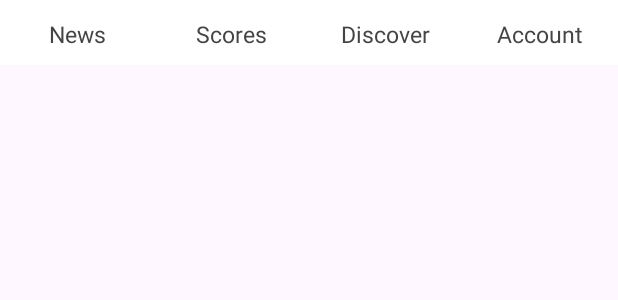
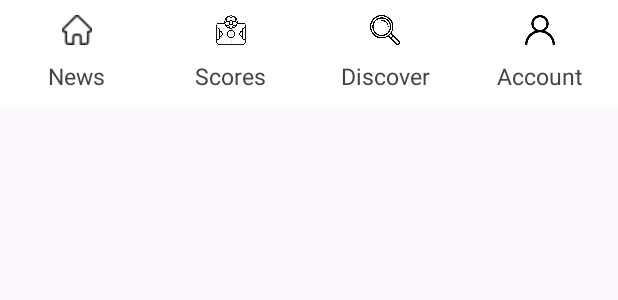
Before and after one commit to buison1602/F247_Mobile, an Android app: the layout bottom_menu_layout.xml on its own in the app's theme, with its tools: preview values and no code run, on a phone screen of 412 x 824 dp. Shown: the top 300 px of the screen. Run offline under Robolectric (Android 15) with nearby library versions, the phone set to English and light mode, and no system bars.

```diff
--- a/app/build.gradle.kts
+++ b/app/build.gradle.kts
@@ -49,6 +49,8 @@ dependencies {
     implementation(libs.androidx.constraintlayout)
     implementation(libs.androidx.navigation.fragment.ktx)
     implementation(libs.androidx.navigation.ui.ktx)
+    implementation(libs.androidx.datastore.core)
+    implementation(libs.androidx.datastore.preferences.core)
     testImplementation(libs.junit)
     androidTestImplementation(libs.androidx.junit)
     androidTestImplementation(libs.androidx.espresso.core)
--- a/app/src/main/java/vn/edu/tlu/buicongson/football247_mobile/constants/DatasourceProperties.kt
+++ b/app/src/main/java/vn/edu/tlu/buicongson/football247_mobile/constants/DatasourceProperties.kt
@@ -6,8 +6,8 @@ object DatasourceProperties {
         return SERVER_URL
     }
 
-    const val IP_LOCAL = "192.168.1.191"
-    const val SERVER_URL = "http://192.168.1.191:7087/"
+    const val IP_LOCAL = "192.168.1.119"
+    const val SERVER_URL = "http://192.168.1.119:7087/"
     const val TIMEOUT_CONNECT: Long = 30
     const val TIMEOUT_READ: Long = 90
 }
--- /dev/null
+++ b/app/src/main/java/vn/edu/tlu/buicongson/football247_mobile/constants/Tags.kt
@@ -0,0 +1,6 @@
+package vn.edu.tlu.buicongson.football247_mobile.constants
+
+object Tags {
+    const val JWT_TOKEN: String = "JWT_TOKEN"
+    const val MY_APP: String = "MY_APP_F247"
+}
--- a/app/src/main/java/vn/edu/tlu/buicongson/football247_mobile/data/Repository.kt
+++ b/app/src/main/java/vn/edu/tlu/buicongson/football247_mobile/data/Repository.kt
@@ -4,6 +4,7 @@ import retrofit2.http.Body
 import retrofit2.http.GET
 import retrofit2.http.POST
 import retrofit2.http.Path
+import vn.edu.tlu.buicongson.football247_mobile.networks.entities.request.AddCommentRequest
 import vn.edu.tlu.buicongson.football247_mobile.networks.entities.request.CheckPhone
 import vn.edu.tlu.buicongson.football247_mobile.networks.entities.response.ArticleResponse
 import vn.edu.tlu.buicongson.football247_mobile.networks.entities.response.CategoryResponse
@@ -32,4 +33,8 @@ interface Service {
     @Throws(Exception::class)
     @GET("/api/Comment/{articleId}")
     suspend fun getCommentsByArticleId(@Path("articleId") articleId: String) : List<CommentResponse>?
+
+    @Throws(Exception::class)
+    @POST("/api/Comment")
+    suspend fun createComment(@Body rq: AddCommentRequest) : CommentResponse?
 }
--- a/app/src/main/res/layout/bottom_menu_layout.xml
+++ b/app/src/main/res/layout/bottom_menu_layout.xml
@@ -2,6 +2,7 @@
 <LinearLayout xmlns:android="http://schemas.android.com/apk/res/android"
     android:layout_width="match_parent"
     android:layout_height="wrap_content"
+    xmlns:app="http://schemas.android.com/apk/res-auto"
     android:background="@color/white"
     android:orientation="vertical">
 
@@ -10,15 +11,27 @@
         android:layout_width="match_parent"
         android:layout_height="wrap_content"
         android:layout_gravity="bottom"
-        android:layout_marginTop="2dp"
+        android:layout_marginTop="10dp"
         android:elevation="1dp"
         android:orientation="horizontal" >
 
+        <LinearLayout
+            android:layout_width="0dp"
+            android:layout_height="wrap_content"
+            android:layout_weight="1"
+            android:gravity="center_horizontal"
+            android:orientation="vertical">
+
+            <androidx.appcompat.widget.AppCompatImageView
+                android:id="@+id/ivNews"
+                android:layout_width="20dp"
+                android:layout_height="20dp"
+                app:srcCompat="@drawable/ic_news" />
+
             <TextView
                 android:id="@+id/news"
-            android:layout_width="0dp"
+                android:layout_width="wrap_content"
                 android:layout_height="match_parent"
-            android:layout_weight="1"
                 android:gravity="center"
                 android:padding="10dp"
                 android:text="@string/news"
@@ -27,11 +40,25 @@
                 android:clickable="true"
                 android:focusable="true"/>
 
+        </LinearLayout>
+
+        <LinearLayout
+            android:layout_width="0dp"
+            android:layout_height="wrap_content"
+            android:layout_weight="1"
+            android:gravity="center_horizontal"
+            android:orientation="vertical">
+
+            <androidx.appcompat.widget.AppCompatImageView
+                android:id="@+id/ivScores"
+                android:layout_width="20dp"
+                android:layout_height="20dp"
+                app:srcCompat="@drawable/ic_scores" />
+
             <TextView
                 android:id="@+id/scores"
-            android:layout_width="0dp"
+                android:layout_width="wrap_content"
                 android:layout_height="match_parent"
-            android:layout_weight="1"
                 android:gravity="center"
                 android:padding="10dp"
                 android:text="@string/scores"
@@ -40,11 +67,25 @@
                 android:clickable="true"
                 android:focusable="true"/>
 
+        </LinearLayout>
+
+        <LinearLayout
+            android:layout_width="0dp"
+            android:layout_height="wrap_content"
+            android:layout_weight="1"
+            android:gravity="center_horizontal"
+            android:orientation="vertical">
+
+            <androidx.appcompat.widget.AppCompatImageView
+                android:id="@+id/ivDiscover"
+                android:layout_width="20dp"
+                android:layout_height="20dp"
+                app:srcCompat="@drawable/ic_discover" />
+
             <TextView
                 android:id="@+id/discover"
-            android:layout_width="0dp"
+                android:layout_width="wrap_content"
                 android:layout_height="match_parent"
-            android:layout_weight="1"
                 android:gravity="center"
                 android:padding="10dp"
                 android:text="@string/discover"
@@ -53,11 +94,25 @@
                 android:clickable="true"
                 android:focusable="true"/>
 
+        </LinearLayout>
+
+        <LinearLayout
+            android:layout_width="0dp"
+            android:layout_height="wrap_content"
+            android:layout_weight="1"
+            android:gravity="center_horizontal"
+            android:orientation="vertical">
+
+            <androidx.appcompat.widget.AppCompatImageView
+                android:id="@+id/ivAccount"
+                android:layout_width="20dp"
+                android:layout_height="20dp"
+                app:srcCompat="@drawable/ic_account" />
+
             <TextView
                 android:id="@+id/account"
-            android:layout_width="0dp"
+                android:layout_width="wrap_content"
                 android:layout_height="match_parent"
-            android:layout_weight="1"
                 android:gravity="center"
                 android:padding="10dp"
                 android:text="@string/account"
@@ -69,3 +124,5 @@
         </LinearLayout>
 
     </LinearLayout>
+
+</LinearLayout>
--- a/gradle/libs.versions.toml
+++ b/gradle/libs.versions.toml
@@ -11,6 +11,8 @@ activity = "1.10.1"
 constraintlayout = "2.2.1"
 navigationFragmentKtx = "2.9.4"
 navigationUiKtx = "2.9.4"
+datastoreCore = "1.1.7"
+datastorePreferencesCore = "1.1.7"
 
 [libraries]
 androidx-core-ktx = { group = "androidx.core", name = "core-ktx", version.ref = "coreKtx" }
@@ -23,6 +25,8 @@ androidx-activity = { group = "androidx.activity", name = "activity", version.re
 androidx-constraintlayout = { group = "androidx.constraintlayout", name = "constraintlayout", version.ref = "constraintlayout" }
 androidx-navigation-fragment-ktx = { group = "androidx.navigation", name = "navigation-fragment-ktx", version.ref = "navigationFragmentKtx" }
 androidx-navigation-ui-ktx = { group = "androidx.navigation", name = "navigation-ui-ktx", version.ref = "navigationUiKtx" }
+androidx-datastore-core = { group = "androidx.datastore", name = "datastore-core", version.ref = "datastoreCore" }
+androidx-datastore-preferences-core = { group = "androidx.datastore", name = "datastore-preferences-core", version.ref = "datastorePreferencesCore" }
 
 [plugins]
 android-application = { id = "com.android.application", version.ref = "agp" }
```
Also changed, not shown: app/src/main/java/vn/edu/tlu/buicongson/football247_mobile/data/impl/CommentRepo.kt (added, +15 -0 lines), app/src/main/java/vn/edu/tlu/buicongson/football247_mobile/di/AuthInterceptor.kt (added, +27 -0 lines), app/src/main/java/vn/edu/tlu/buicongson/football247_mobile/di/modules.kt (+10 -2 lines), app/src/main/java/vn/edu/tlu/buicongson/football247_mobile/di/networks.kt (+10 -2 lines), app/src/main/java/vn/edu/tlu/buicongson/football247_mobile/networks/entities/request/CommentRequest.kt (added, +8 -0 lines), app/src/main/java/vn/edu/tlu/buicongson/football247_mobile/ui/activities/detailArticle/DetailArticleActivity.kt (+18 -0 lines), app/src/main/java/vn/edu/tlu/buicongson/football247_mobile/ui/activities/detailArticle/DetailArticleViewModel.kt (+18 -1 lines), app/src/main/java/vn/edu/tlu/buicongson/football247_mobile/ui/activities/login/LoginViewModel.kt (+13 -2 lines), app/src/main/res/drawable/ic_account.png (added), app/src/main/res/drawable/ic_discover.png (added), app/src/main/res/drawable/ic_news.png (added), app/src/main/res/drawable/ic_scores.png (added). Lines whose indentation alone changed are shown as unchanged.
